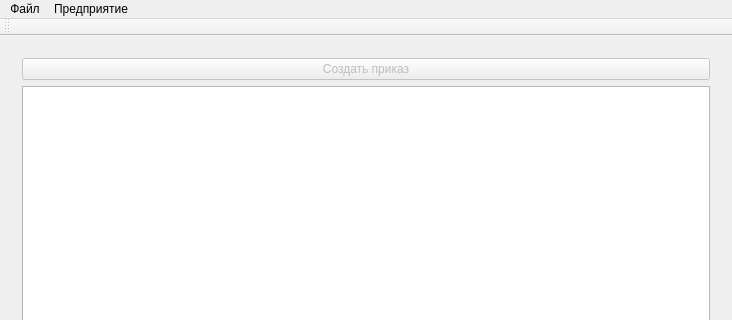
artemkurylev/mdkp, file SalaryCount/SalaryCount/salarycount.ui: the form before one commit; both pictures show x 0 to 732 and y 0 to 320 of the 732 by 552 pixel window.
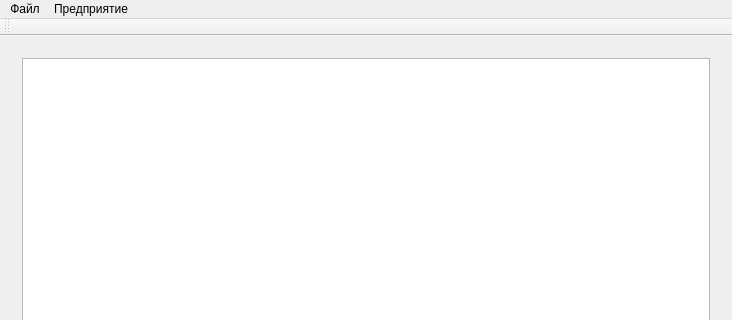
The form after the commit. The open tabs and pages were chosen to show the change. Icons and pictures are not drawn.

Commit message: хз, чет с uiшкой

Patch:
```diff
--- a/SalaryCount/SalaryCount/salarycount.ui
+++ b/SalaryCount/SalaryCount/salarycount.ui
@@ -971,20 +971,7 @@
       </widget>
       <widget class="QWidget" name="HireDirectivesPage">
        <layout class="QGridLayout" name="gridLayout_11">
-        <item row="0" column="0">
-         <widget class="QPushButton" name="pushButton_15">
-          <property name="enabled">
-           <bool>false</bool>
-          </property>
-          <property name="text">
-           <string>Создать приказ</string>
-          </property>
-         </widget>
-        </item>
         <item row="1" column="0">
-         <widget class="QListWidget" name="listWidget_4"/>
-        </item>
-        <item row="2" column="0">
          <widget class="QPushButton" name="pushButton_16">
           <property name="enabled">
            <bool>false</bool>
@@ -994,6 +981,9 @@
           </property>
          </widget>
         </item>
+        <item row="0" column="0">
+         <widget class="QListWidget" name="listWidget_4"/>
+        </item>
        </layout>
       </widget>
      </widget>
```
Left out of the diff: 6 changed lines with no effect on the pictures. The commit also changes 1 other file.
